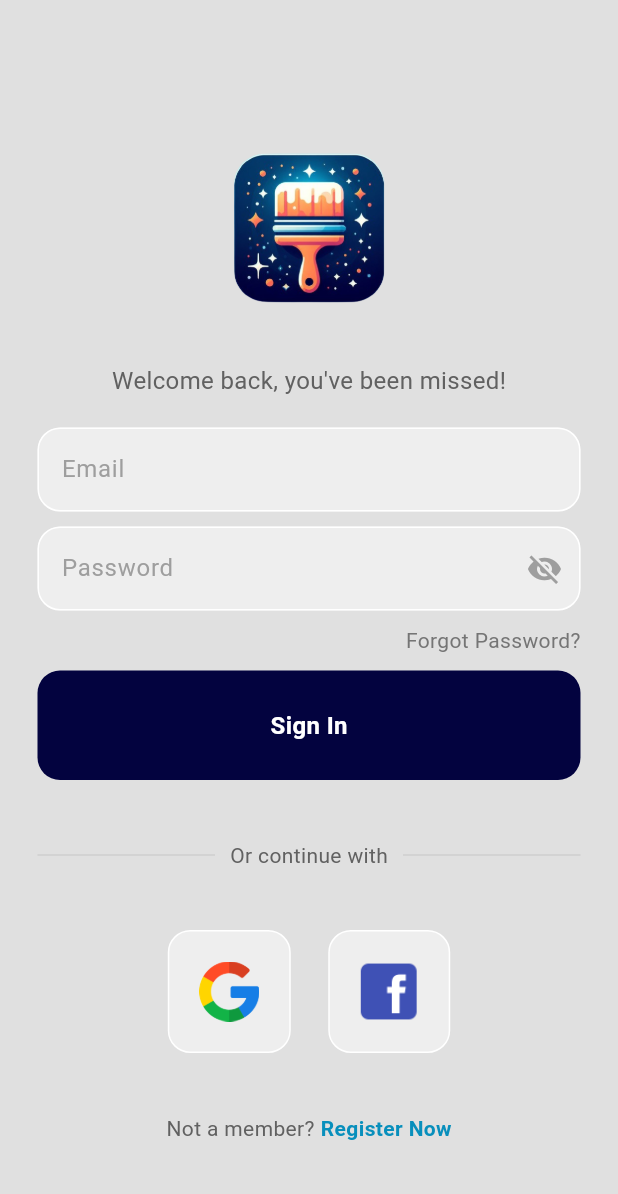
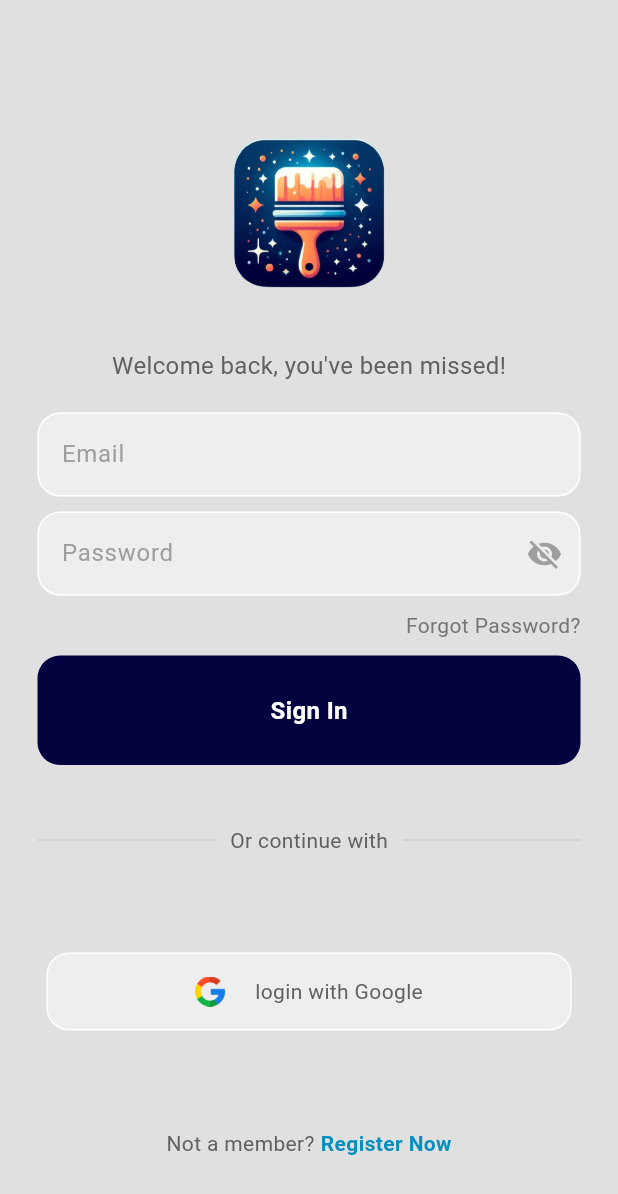
Before and after one commit to zaidkhan08/wallpix, a Flutter app: the screen it shows after launch, on a phone screen of 412 x 824 dp. Shown: the top 1194 px of the screen. Run offline on Flutter 3.47's test engine with Material 3 defaults, Android fonts, the phone set to English and light mode, and no system bars; our stand-ins replace cached_network_image, cloud_firestore, curved_navigation_bar, firebase_auth, firebase_core, flutter_cache_manager and 4 more; missing offline and left inert: flutter_email_sender, flutter_stripe, flutter_wallpaper_manager; accounts and stored records are empty.

Commit message:
mics. + changed login and register to only google sign in button

```diff
--- a/lib/Widgets/button_tile.dart
+++ b/lib/Widgets/button_tile.dart
@@ -2,11 +2,13 @@ import 'package:flutter/material.dart';
 
 class button_tile extends StatelessWidget {
   final String imagePath;
+  final String text;
   final Function() onTap;
 
   const button_tile({
     super.key,
     required this.imagePath,
+    required this.text,
     required this.onTap
   });
 
@@ -16,16 +18,26 @@ class button_tile extends StatelessWidget {
     return GestureDetector(
       onTap: onTap,
       child: Container(
-        padding: EdgeInsets.all(20),
+        width: MediaQuery.of(context).size.width * 0.85,
+        padding: const EdgeInsets.all(15),
+        margin: const EdgeInsets.symmetric(vertical: 25),
         decoration: BoxDecoration(
           border: Border.all(color: Colors.white),
           borderRadius: BorderRadius.circular(15),
           color: Colors.grey[200],
         ),
-        child: Image.asset(
-          imagePath,
-          height: 40,
-
+        child: Center(
+          child: Row(
+            mainAxisAlignment: MainAxisAlignment.center,
+            children: [
+              Image.asset(
+                imagePath,
+                height: 20,
+              ),
+              const SizedBox(width: 20,),
+              Text(text,  style: TextStyle(color: Colors.grey[700]),)
+            ],
+          ),
         ),
       ),
     );
--- a/lib/Widgets/my_button.dart
+++ b/lib/Widgets/my_button.dart
@@ -12,16 +12,16 @@ class myButton extends StatelessWidget {
     return GestureDetector(
       onTap: onTap,
       child: Container(
-        padding: EdgeInsets.all(25),
-        margin: EdgeInsets.symmetric(horizontal: 25),
+        padding: const EdgeInsets.all(25),
+        margin: const EdgeInsets.symmetric(horizontal: 25),
         decoration: BoxDecoration(
-          color: Color(0xFF03033F),
+          color: const Color(0xFF03033F),
           borderRadius: BorderRadius.circular(15)
         ),
         child: Center(
           child: Text(
             text,
-            style: TextStyle(
+            style: const TextStyle(
               color: Colors.white,
               fontWeight: FontWeight.bold,
               fontSize: 16
--- a/lib/login.dart
+++ b/lib/login.dart
@@ -213,16 +213,17 @@ class _loginPageState extends State<loginPage> {
                     // google sign in
                     button_tile(
                         imagePath: 'lib/images/google.png',
+                      text: 'login with Google',
                       onTap: () =>  AuthService().signInWithGoogle(),
                     ),
 
-                    SizedBox(width: 25,),
+                    // const SizedBox(width: 25,),
 
                     // facebook sign in
-                    button_tile(
-                        imagePath: 'lib/images/facebook2.png',
-                      onTap:(){},
-                    )
+                    // button_tile(
+                    //     imagePath: 'lib/images/facebook2.png',
+                    //   onTap:(){},
+                    // )
                   ],
                 ),
 
--- a/lib/screens/auth_service.dart
+++ b/lib/screens/auth_service.dart
@@ -1,7 +1,11 @@
+import 'dart:math';
+
 import 'package:firebase_auth/firebase_auth.dart';
 import 'package:google_sign_in/google_sign_in.dart';
 
 class AuthService {
+
+  Map<String, dynamic>? _userData;
 
   // Google Sign in
 
--- a/pubspec.yaml
+++ b/pubspec.yaml
@@ -65,6 +65,7 @@ dependencies:
   flutter_bloc: ^8.1.5
   equatable: ^2.0.5
   flutter_dotenv: ^5.1.0
+  flutter_facebook_auth: ^6.2.0
 
 dev_dependencies:
   flutter_test:
```
Also changed, not shown: lib/categoryImageView.dart (+6 -3 lines), lib/plans.dart (+7 -7 lines), lib/register.dart (+6 -5 lines), lib/screens/favoriteImagesView.dart (+2 -10 lines), pubspec.lock, 5 other files.
